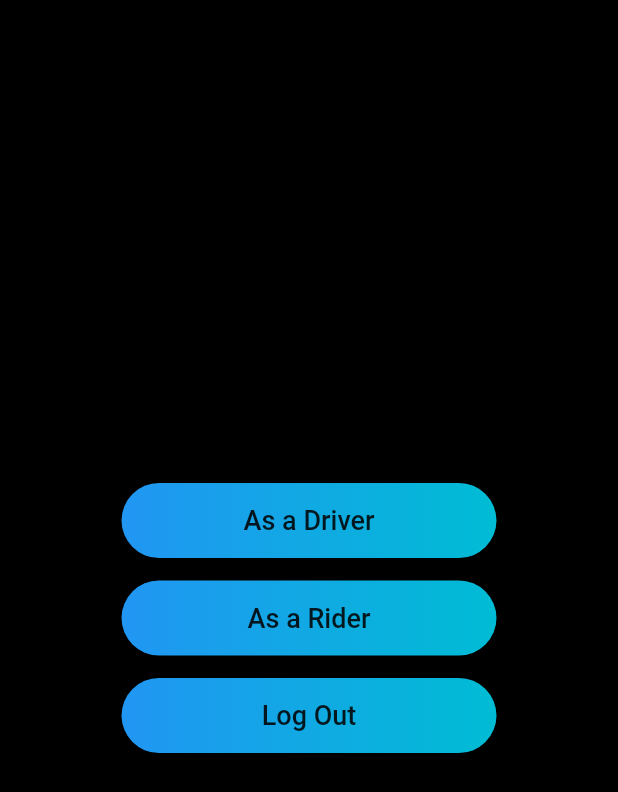
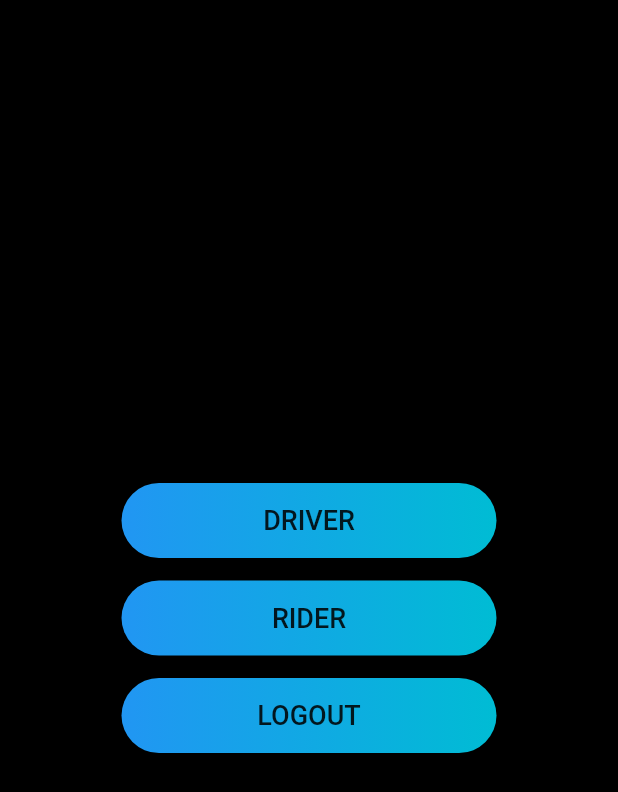
Before and after one commit to PrinceTrambadiya/Ride_sher_new, a Flutter app: the screen it shows after launch, on a phone screen of 412 x 824 dp. Shown: the top 792 px of the screen. Run offline on Flutter 3.47's test engine with Material 2 defaults, Android fonts, the phone set to English and light mode, and no system bars; our stand-ins replace geolocator, google_maps_flutter, shared_preferences.

Commit message:
Prince Trambadiya

```diff
--- a/lib/FirstPage.dart
+++ b/lib/FirstPage.dart
@@ -55,7 +55,7 @@ class _FirstPageState extends State<FirstPage> {
                 child: Center(
                     child: MaterialButton(
                   splashColor: Colors.black,
-                  child: Text("As a Driver", style: TextStyle(fontSize: 18)),
+                  child: Text("DRIVER", style: TextStyle(fontSize: 18)),
                   onPressed: () {
                     setState(() {
                       Navigator.push(
@@ -82,7 +82,7 @@ class _FirstPageState extends State<FirstPage> {
                   child: Center(
                       child: MaterialButton(
                     splashColor: Colors.black,
-                    child: Text("As a Rider", style: TextStyle(fontSize: 18)),
+                    child: Text("RIDER", style: TextStyle(fontSize: 18)),
                     onPressed: () {
                       setState(() {
                       Navigator.push(
@@ -110,7 +110,7 @@ class _FirstPageState extends State<FirstPage> {
                   child: Center(
                       child: MaterialButton(
                     splashColor: Colors.black,
-                    child: Text("Log Out", style: TextStyle(fontSize: 18)),
+                    child: Text("LOGOUT", style: TextStyle(fontSize: 18)),
                     onPressed: () {
                       logout();
                     },
--- a/lib/welcome.dart
+++ b/lib/welcome.dart
@@ -54,7 +54,7 @@ class _WelcomeState extends State<Welcome> {
         child: Container(
           child: Column(
             mainAxisAlignment: MainAxisAlignment.center,
-            children: <Widget>[Text('welcome to rideshare',style: TextStyle(color: Colors.red,fontSize: 35),)],
+            children: <Widget>[Text('WELCOME TO RIDESHER',style: TextStyle(color: Colors.red,fontSize: 35),)],
           ),
         ),
       ),
```
